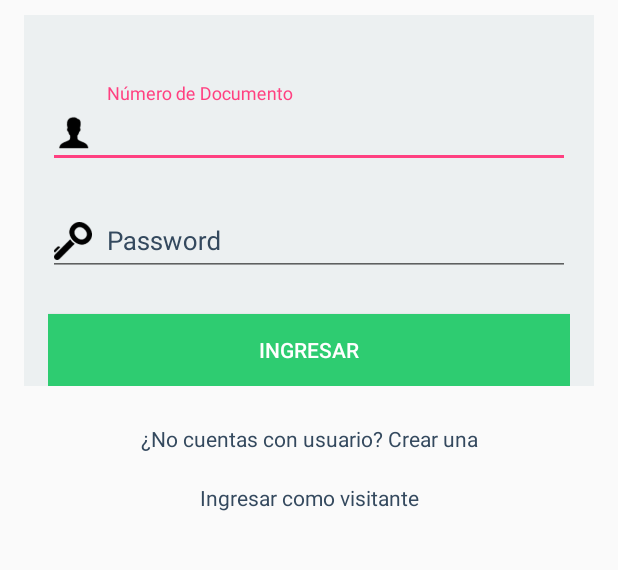
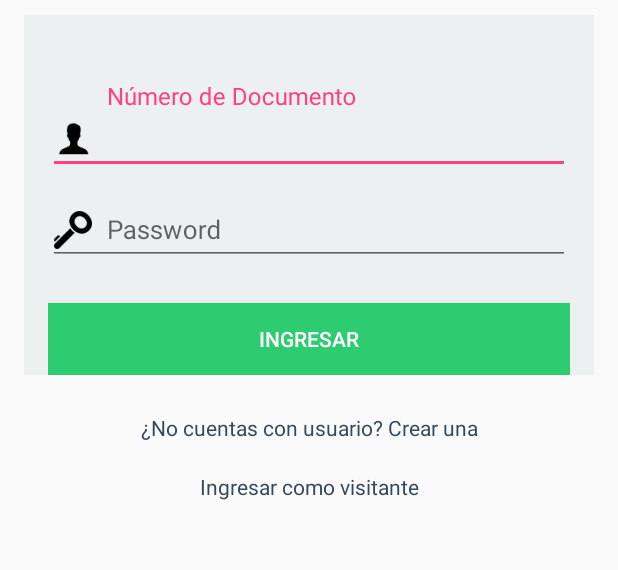
Before and after one commit to Visionary2017/Linea_1, an Android app: the screen it shows after launch (LoginActivity), on a phone screen of 412 x 824 dp, the part 198-768 px from its top. Run offline under Robolectric (Android 15) with nearby library versions, the phone set to English and light mode, and no system bars.

Commit message:
Cambios de AppLinea1
Se quito el render problem 30/08/2017

```diff
--- a/AppLinea1/app/src/main/res/layout/activity_login.xml
+++ b/AppLinea1/app/src/main/res/layout/activity_login.xml
@@ -13,7 +13,6 @@
         <include android:id="@+id/toolbarLogin"
             layout="@layout/toolbar" />
     </android.support.design.widget.AppBarLayout>
-
 
     <LinearLayout
         android:id="@+id/linear_login_principal"
@@ -60,13 +59,11 @@
                 android:orientation="vertical"
                 android:gravity="center">
                 <android.support.design.widget.TextInputLayout
+                    android:id="@+id/tilUsuario"
                     android:layout_width="match_parent"
                     android:layout_height="wrap_content"
                     android:textSize="17sp"
-                    android:textColorHint="@color/Black"
-                    android:layout_marginBottom="5dp"
-                    android:textAppearance="@style/TextAppearance.AppCompat.Body1"
-                    android:textColor="@color/Black">
+                    app:hintTextAppearance="@style/TextAppearence.App.TextInputLayout">
 
                     <EditText
                         android:id="@+id/etUsuario"
@@ -76,22 +73,17 @@
                         android:drawablePadding="10dp"
                         android:hint="@string/txt_usuario"
                         android:inputType="text"
-                        android:textAppearance="@style/TextAppearance.AppCompat.Body1"
                         android:textColor="@color/Black"
                         android:textSize="17sp" />
 
                 </android.support.design.widget.TextInputLayout>
 
-
-
                 <android.support.design.widget.TextInputLayout
-                    android:layout_marginTop="10dp"
+                    android:id="@+id/tilContrasena"
                     android:layout_width="match_parent"
                     android:layout_height="wrap_content"
-                    android:textColorHint="@color/Black"
                     android:textSize="17sp"
-                    android:textAppearance="@style/TextAppearance.AppCompat.Body1"
-                    android:textColor="@color/White">
+                    app:hintTextAppearance="@style/TextAppearence.App.TextInputLayout">
 
                     <EditText
                         android:id="@+id/etContrasena"
@@ -101,7 +93,6 @@
                         android:drawablePadding="10dp"
                         android:hint="@string/txt_contrasena"
                         android:inputType="textPassword"
-                        android:textAppearance="@style/TextAppearance.AppCompat.Body1"
                         android:textColor="@color/Black"
                         android:textSize="17sp" />
 
@@ -121,7 +112,6 @@
             </LinearLayout>
 
         </LinearLayout>
-
         <LinearLayout
             android:layout_marginTop="15dp"
             android:paddingLeft="10dp"
@@ -170,8 +160,6 @@
                 android:layout_alignParentEnd="true" />-->
         </LinearLayout>
 
-
     </LinearLayout>
 
-
 </android.support.design.widget.CoordinatorLayout>
--- a/AppLinea1/app/src/main/res/values/strings.xml
+++ b/AppLinea1/app/src/main/res/values/strings.xml
@@ -11,4 +11,8 @@
     <string name="txt_contrasena1">Contraseña</string>
     <string name="txt_confirmar_contrasena">Confirmar Contraseña</string>
     <string name="btn_registrar">Registrar</string>
+
+    <item name="visible" type="id"/>
+    <item name="masked" type="id"/>
+
 </resources>
--- a/AppLinea1/app/src/main/res/values/styles.xml
+++ b/AppLinea1/app/src/main/res/values/styles.xml
@@ -19,5 +19,7 @@
         <item name="android:textColor">@color/White</item>
     </style>
     <style name="AppTheme.AppBarOverlay" parent="ThemeOverlay.AppCompat.Dark.ActionBar" />
-
+    <style name="TextAppearence.App.TextInputLayout" parent="@android:style/TextAppearance">
+        <item name="android:textColor">@color/colorAccent</item>
+    </style>
 </resources>
```
Lines whose indentation alone changed are shown as unchanged.
